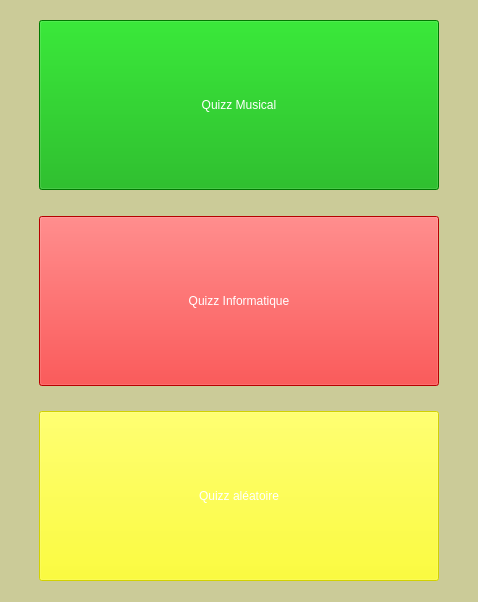
Old version of the form Programmation/Application/Escape_Quiz_Projet_BTS/windowchoice.ui in the repository BaptisteMagoni/Projet_escape_bts_7_quizz.
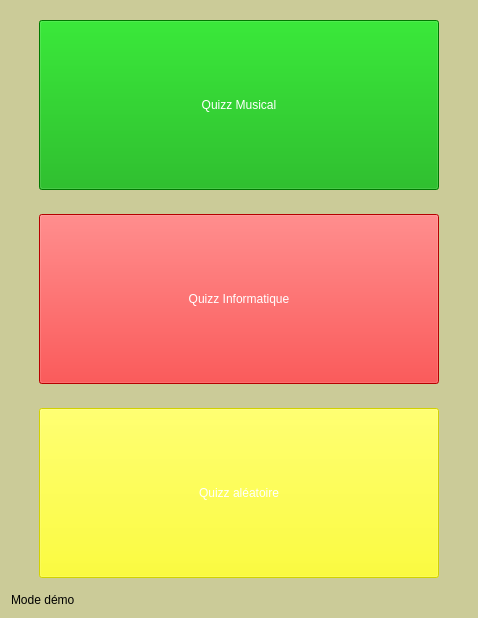
New version of the form.

Commit message: Mise en place du mode demo

Diff of the .ui file:
```diff
--- a/Programmation/Application/Escape_Quiz_Projet_BTS/windowchoice.ui
+++ b/Programmation/Application/Escape_Quiz_Projet_BTS/windowchoice.ui
@@ -387,6 +387,17 @@
      </layout>
     </widget>
    </item>
+   <item>
+    <widget class="QLabel" name="label_mode">
+     <property name="styleSheet">
+      <string notr="true">text-align: center;
+</string>
+     </property>
+     <property name="text">
+      <string>Mode démo</string>
+     </property>
+    </widget>
+   </item>
   </layout>
  </widget>
  <resources/>
```
The commit also changes 37 other files.
